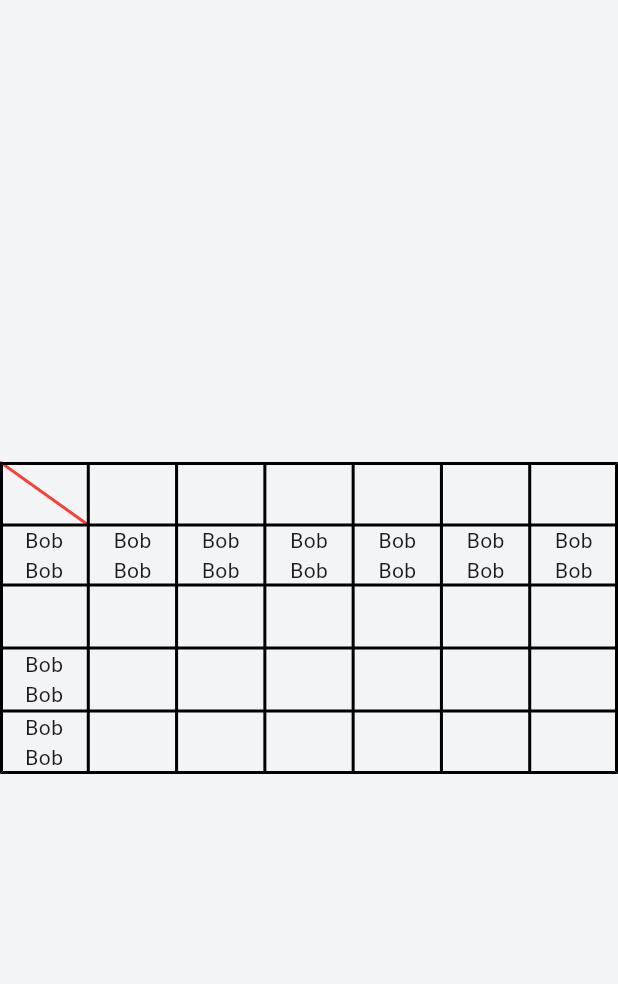
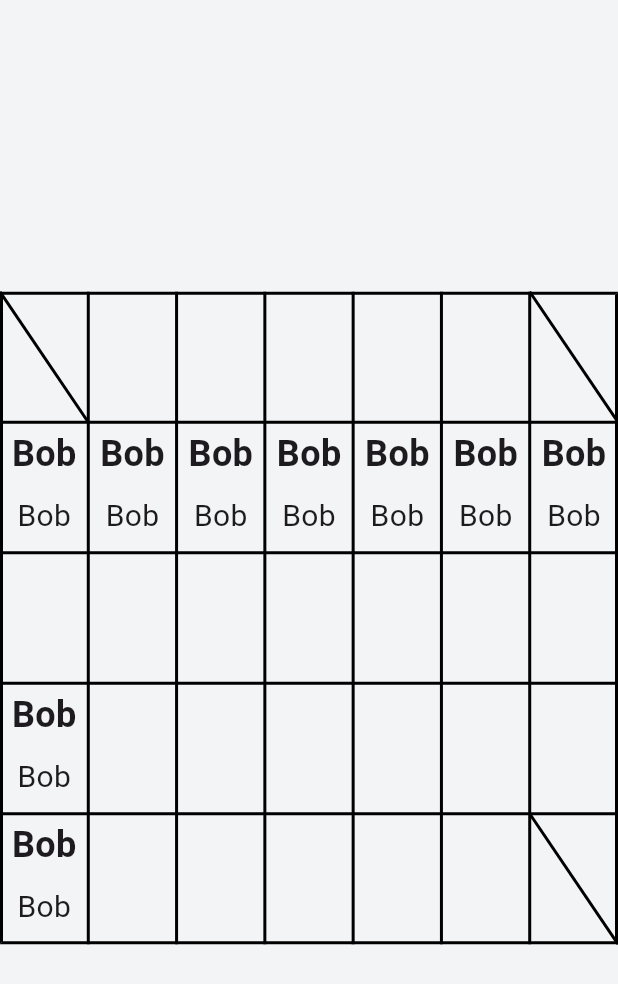
Before and after one commit to a3510377/class-location-generation, a Flutter app: the screen it shows after launch, on a phone screen of 412 x 824 dp. Shown: the top 984 px of the screen. Run offline on Flutter 3.47's test engine with Material 2 defaults, Android fonts, the phone set to English and light mode, and no system bars.

Commit message:
Update main.dart

```diff
--- a/lib/main.dart
+++ b/lib/main.dart
@@ -32,19 +32,19 @@ class HomePage extends StatefulWidget {
 
 class _HomePageState extends State<HomePage> {
   final List<List<int?>> memberPos = [
-    [-1, null, null, null, null, null, null],
+    [-1, null, null, null, null, null, -1],
     [1, 1, 1, 1, 1, 1, 1],
     [null, null, null, null, null, null, null],
     [1, null, null, null, null, null, null],
-    [1, null, null, null, null, null, null],
+    [1, null, null, null, null, null, -1],
   ];
-  final Map<int, String> memberNames = {
-    0: "Alice",
-    1: "Bob",
-    2: "Carol",
-    3: "Dave",
-    4: "Eve",
-  };
+  final Map<int, String> memberNames = [
+    "Alice",
+    "Bob",
+    "Carol",
+    "Dave",
+    "Eve",
+  ].asMap();
 
   @override
   Widget build(BuildContext context) {
@@ -56,7 +56,7 @@ class _HomePageState extends State<HomePage> {
             return TableCell(
               verticalAlignment: TableCellVerticalAlignment.fill,
               child: CustomPaint(
-                painter: DiagonalPainter(color: Colors.red),
+                painter: DiagonalPainter(color: Colors.black),
                 child: const SizedBox(width: 100, height: 100),
               ),
             );
@@ -65,13 +65,26 @@ class _HomePageState extends State<HomePage> {
           return Center(
             child: Column(
               children: [
-                Text(
-                  memberNames[e] ?? "",
-                  style: const TextStyle(decoration: TextDecoration.none),
+                Padding(
+                  padding: const EdgeInsets.only(top: 4),
+                  child: Text(
+                    memberNames[e] ?? "",
+                    style: const TextStyle(
+                      decoration: TextDecoration.none,
+                      fontSize: 24,
+                      fontWeight: FontWeight.bold,
+                    ),
+                  ),
                 ),
-                Text(
-                  memberNames[e] ?? "",
-                  style: const TextStyle(decoration: TextDecoration.none),
+                Padding(
+                  padding: const EdgeInsets.all(10),
+                  child: Text(
+                    memberNames[e] ?? "",
+                    style: const TextStyle(
+                      decoration: TextDecoration.none,
+                      fontSize: 20,
+                    ),
+                  ),
                 )
               ],
             ),
@@ -82,7 +95,9 @@ class _HomePageState extends State<HomePage> {
 
     return Scaffold(
       body: Center(
-        child: Expanded(
+        child: Container(
+          constraints: const BoxConstraints(maxWidth: 900),
+          alignment: Alignment.center,
           child: Table(
             border: TableBorder.all(width: 2),
             defaultVerticalAlignment: TableCellVerticalAlignment.middle,
```
